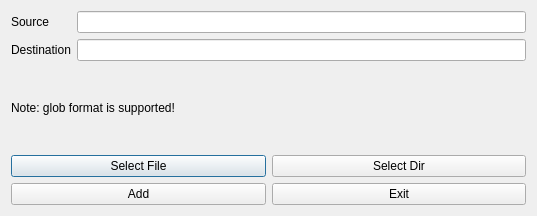
Old version of the form ui/design/add_extras.ui in the repository zimolab/PyInstallerGUI.
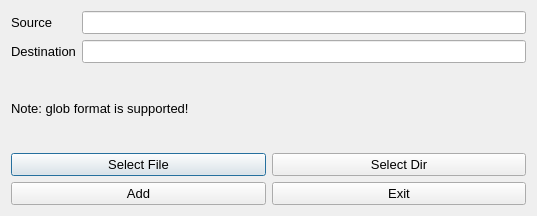
New version of the form.

```diff
--- a/ui/design/add_extras.ui
+++ b/ui/design/add_extras.ui
@@ -13,6 +13,12 @@
     <height>216</height>
    </rect>
   </property>
+  <property name="font">
+   <font>
+    <family>Arial</family>
+    <pointsize>10</pointsize>
+   </font>
+  </property>
   <property name="windowTitle">
    <string>Add Extras</string>
   </property>
```
